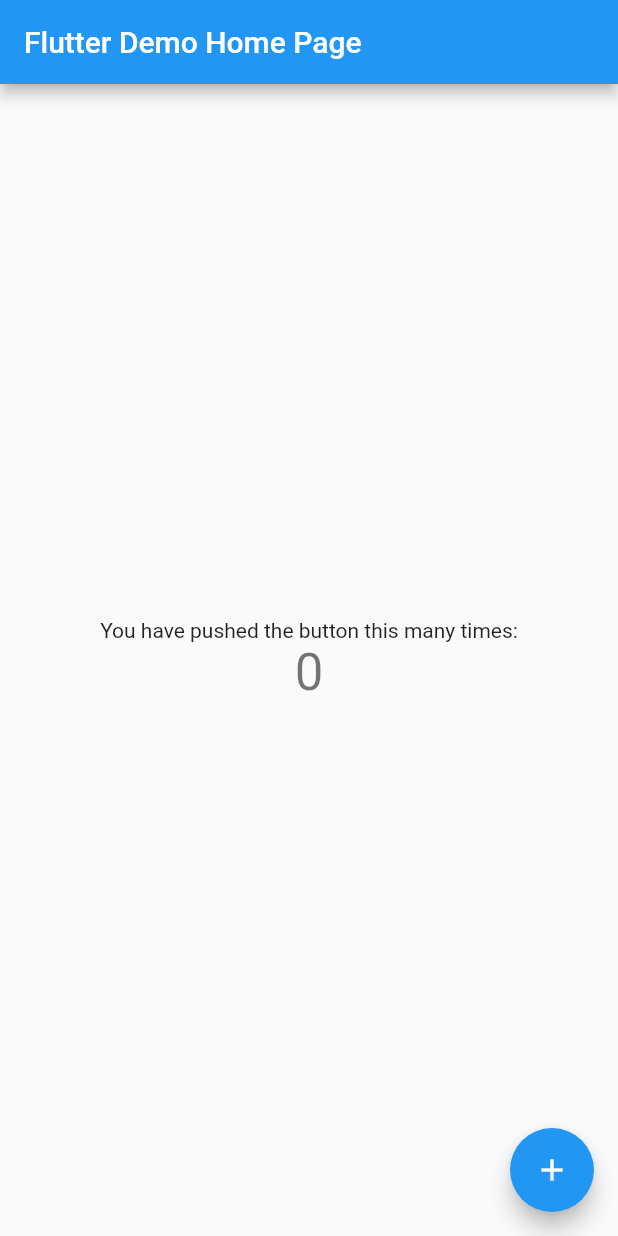
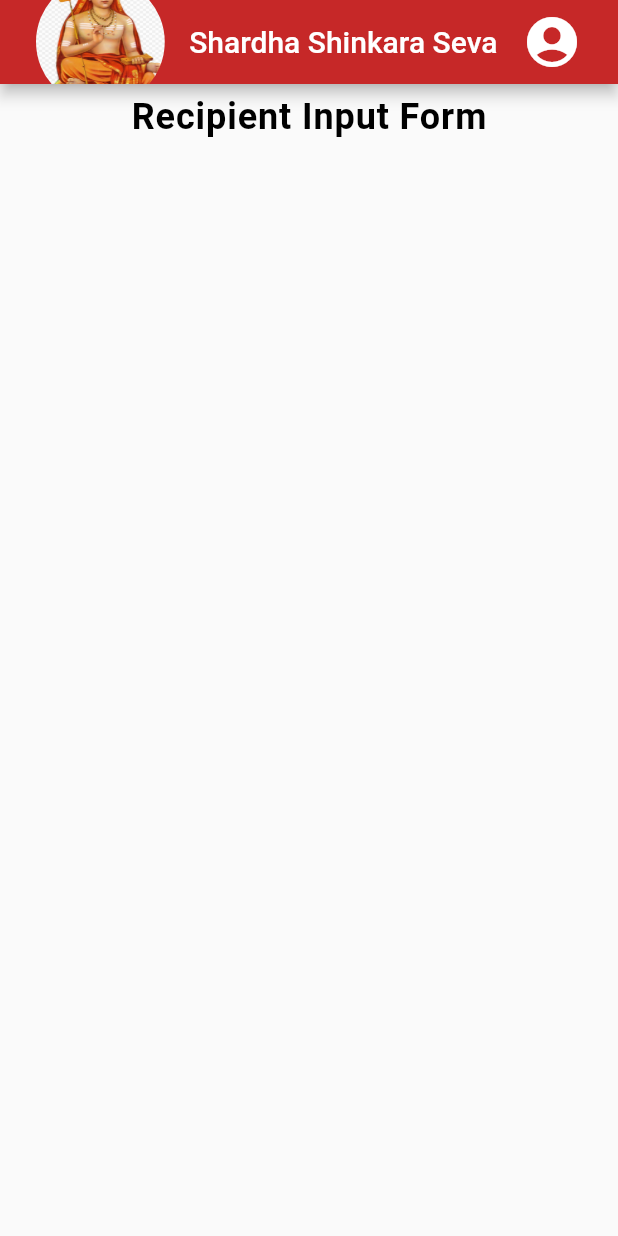
Before and after one commit to ShristiC/FeedTheHungryKashi, a Flutter app: the screen it shows after launch, on a phone screen of 412 x 824 dp. Run offline on Flutter 3.47's test engine with Material 2 defaults, Android fonts, the phone set to English and light mode, and no system bars; our stand-ins replace flutter_screenutil; statements that could not run were skipped.

```diff
--- a/lib/main.dart
+++ b/lib/main.dart
@@ -1,4 +1,5 @@
 import 'package:flutter/material.dart';
+import './pages/HomePage.dart';
 
 void main() {
   runApp(MyApp());
@@ -9,109 +10,10 @@ class MyApp extends StatelessWidget {
   @override
   Widget build(BuildContext context) {
     return MaterialApp(
-      title: 'Flutter Demo',
-      theme: ThemeData(
-        // This is the theme of your application.
-        //
-        // Try running your application with "flutter run". You'll see the
-        // application has a blue toolbar. Then, without quitting the app, try
-        // changing the primarySwatch below to Colors.green and then invoke
-        // "hot reload" (press "r" in the console where you ran "flutter run",
-        // or simply save your changes to "hot reload" in a Flutter IDE).
-        // Notice that the counter didn't reset back to zero; the application
-        // is not restarted.
-        primarySwatch: Colors.blue,
-        // This makes the visual density adapt to the platform that you run
-        // the app on. For desktop platforms, the controls will be smaller and
-        // closer together (more dense) than on mobile platforms.
-        visualDensity: VisualDensity.adaptivePlatformDensity,
-      ),
-      home: MyHomePage(title: 'Flutter Demo Home Page'),
+      title: 'Shardha Shinkara Seva',
+      home: HomePage(),
+      debugShowCheckedModeBanner: false,
+
     );
   }
 }
-
-class MyHomePage extends StatefulWidget {
-  MyHomePage({Key key, this.title}) : super(key: key);
-
-  // This widget is the home page of your application. It is stateful, meaning
-  // that it has a State object (defined below) that contains fields that affect
-  // how it looks.
-
-  // This class is the configuration for the state. It holds the values (in this
-  // case the title) provided by the parent (in this case the App widget) and
-  // used by the build method of the State. Fields in a Widget subclass are
-  // always marked "final".
-
-  final String title;
-
-  @override
-  _MyHomePageState createState() => _MyHomePageState();
-}
-
-class _MyHomePageState extends State<MyHomePage> {
-  int _counter = 0;
-
-  void _incrementCounter() {
-    setState(() {
-      // This call to setState tells the Flutter framework that something has
-      // changed in this State, which causes it to rerun the build method below
-      // so that the display can reflect the updated values. If we changed
-      // _counter without calling setState(), then the build method would not be
-      // called again, and so nothing would appear to happen.
-      _counter++;
-    });
-  }
-
-  @override
-  Widget build(BuildContext context) {
-    // This method is rerun every time setState is called, for instance as done
-    // by the _incrementCounter method above.
-    //
-    // The Flutter framework has been optimized to make rerunning build methods
-    // fast, so that you can just rebuild anything that needs updating rather
-    // than having to individually change instances of widgets.
-    return Scaffold(
-      appBar: AppBar(
-        // Here we take the value from the MyHomePage object that was created by
-        // the App.build method, and use it to set our appbar title.
-        title: Text(widget.title),
-      ),
-      body: Center(
-        // Center is a layout widget. It takes a single child and positions it
-        // in the middle of the parent.
-        child: Column(
-          // Column is also a layout widget. It takes a list of children and
-          // arranges them vertically. By default, it sizes itself to fit its
-          // children horizontally, and tries to be as tall as its parent.
-          //
-          // Invoke "debug painting" (press "p" in the console, choose the
-          // "Toggle Debug Paint" action from the Flutter Inspector in Android
-          // Studio, or the "Toggle Debug Paint" command in Visual Studio Code)
-          // to see the wireframe for each widget.
-          //
-          // Column has various properties to control how it sizes itself and
-          // how it positions its children. Here we use mainAxisAlignment to
-          // center the children vertically; the main axis here is the vertical
-          // axis because Columns are vertical (the cross axis would be
-          // horizontal).
-          mainAxisAlignment: MainAxisAlignment.center,
-          children: <Widget>[
-            Text(
-              'You have pushed the button this many times:',
-            ),
-            Text(
-              '$_counter',
-              style: Theme.of(context).textTheme.headline4,
-            ),
-          ],
-        ),
-      ),
-      floatingActionButton: FloatingActionButton(
-        onPressed: _incrementCounter,
-        tooltip: 'Increment',
-        child: Icon(Icons.add),
-      ), // This trailing comma makes auto-formatting nicer for build methods.
-    );
-  }
-}
--- /dev/null
+++ b/lib/pages/HomePage.dart
@@ -0,0 +1,65 @@
+import 'package:flutter/material.dart';
+import 'package:flutter/cupertino.dart';
+import 'package:flutter_screenutil/flutter_screenutil.dart';
+import '../utils/ThemeStyle.dart';
+import '../utils/Constants.dart';
+
+class HomePage extends StatefulWidget {
+  @override
+  _HomePageState createState() => _HomePageState();
+}
+
+class _HomePageState extends State<HomePage> {
+  @override
+  Widget build(BuildContext context) {
+    ScreenUtil.init();
+    ScreenUtil.init(width: 750, height: 1334, allowFontScaling: true);
+    return Scaffold(
+      appBar: AppBar(
+        title: Row(
+          mainAxisAlignment: MainAxisAlignment.spaceBetween,
+          children: <Widget>[
+            Container(
+              width: ScreenUtil().setWidth(75),
+              height: ScreenUtil().setHeight(75),
+              margin: ThemeStyle.marginALL,
+              decoration: BoxDecoration(
+                shape: BoxShape.circle,
+                image: DecorationImage(
+                  image: AssetImage(Constants.LOGO_IMAGE_PATH),
+                  fit: BoxFit.fill,
+                ),
+              ),
+            ),
+            Text(
+              'Shardha Shinkara Seva',
+              style: ThemeStyle.appBarStyle,
+            ),
+            IconButton(
+              icon: Icon(Icons.account_circle),
+              color: ThemeStyle.whiteColor,
+              iconSize: 40,
+              onPressed: () {},
+            ),
+          ],
+        ),
+        backgroundColor: ThemeStyle.secondaryMainColor,
+        centerTitle: true,
+      ),
+      resizeToAvoidBottomPadding: true,
+      body: Center(
+        child: ListView(
+          padding: ThemeStyle.marginALL,
+          children: <Widget>[
+            Center(
+              child: Text(
+                "Recipient Input Form",
+                style: ThemeStyle.heading.copyWith(color: Colors.black),
+              ),
+            ),
+          ],
+        ),
+      ),
+    );
+  }
+}
--- /dev/null
+++ b/lib/utils/Constants.dart
@@ -0,0 +1,7 @@
+
+///Defining the Constants paths and images to be used in the app
+class Constants {
+
+  static const String LOGO_IMAGE_PATH = 'assets/images/Logo.jpg';
+
+}
--- /dev/null
+++ b/lib/utils/ThemeStyle.dart
@@ -0,0 +1,38 @@
+import 'package:flutter/material.dart';
+
+///Defines the theme style and general color, sizing, text, etc
+class ThemeStyle {
+  ///Defining the colors of the app
+  ///
+  ///primColor = orange tone
+  static final primColor = Color(0xFFd84315);
+  ///secondaryMainColor = red tone
+  static final secondaryMainColor = Color(0xFFC62828);
+  ///constrastColor = yellow tone
+  static final contrastColor = Color(0xFFF9A825);
+
+  ///whiteColor = white tone
+  static final whiteColor = Colors.white;
+
+  ///blackColor = black tone
+  static final blackColor = Colors.black;
+
+  static final marginALL = EdgeInsets.all(8);
+
+  static final baseTextStyle = const TextStyle(
+    fontFamily: 'Roboto',
+  );
+
+  static final appBarStyle = baseTextStyle.copyWith(
+    color: whiteColor,
+    fontSize: 20,
+  );
+
+  static final heading = baseTextStyle.copyWith(
+    fontSize: 24,
+    letterSpacing: .6,
+    fontWeight: FontWeight.bold,
+  );
+
+
+}
```
Also changed, not shown: lib/pages/Login.dart (added, +55 -0 lines), pubspec.yaml (+3 -30 lines), assets/images/Logo.jpg (added), pubspec.lock, 1 other file.
